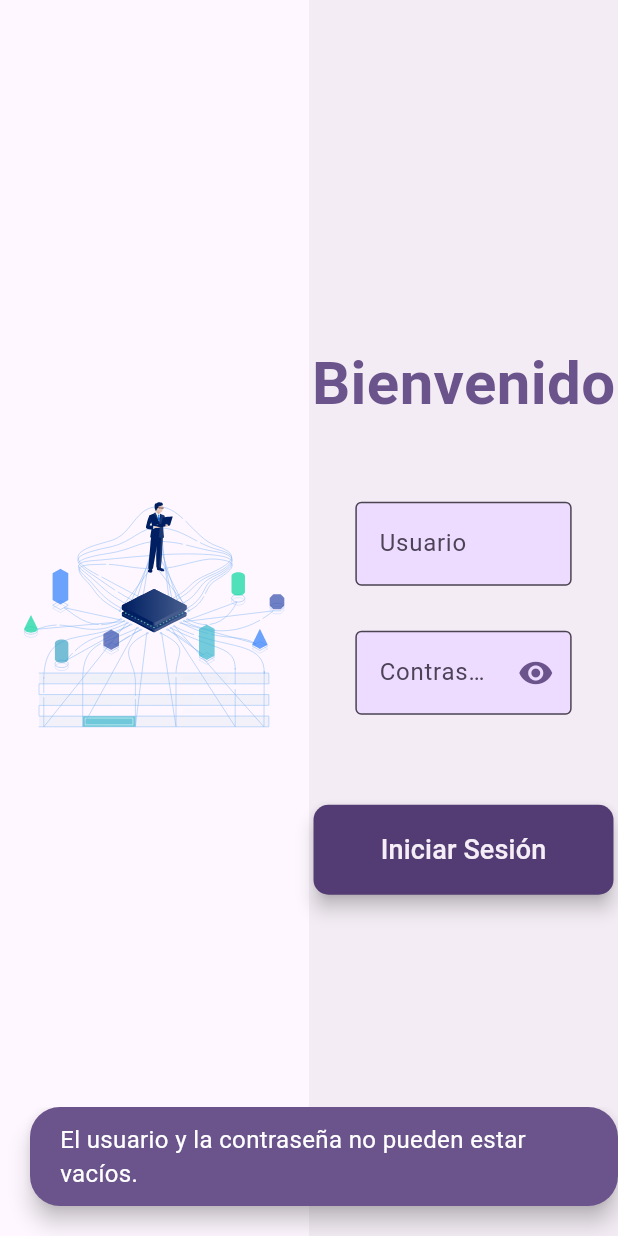
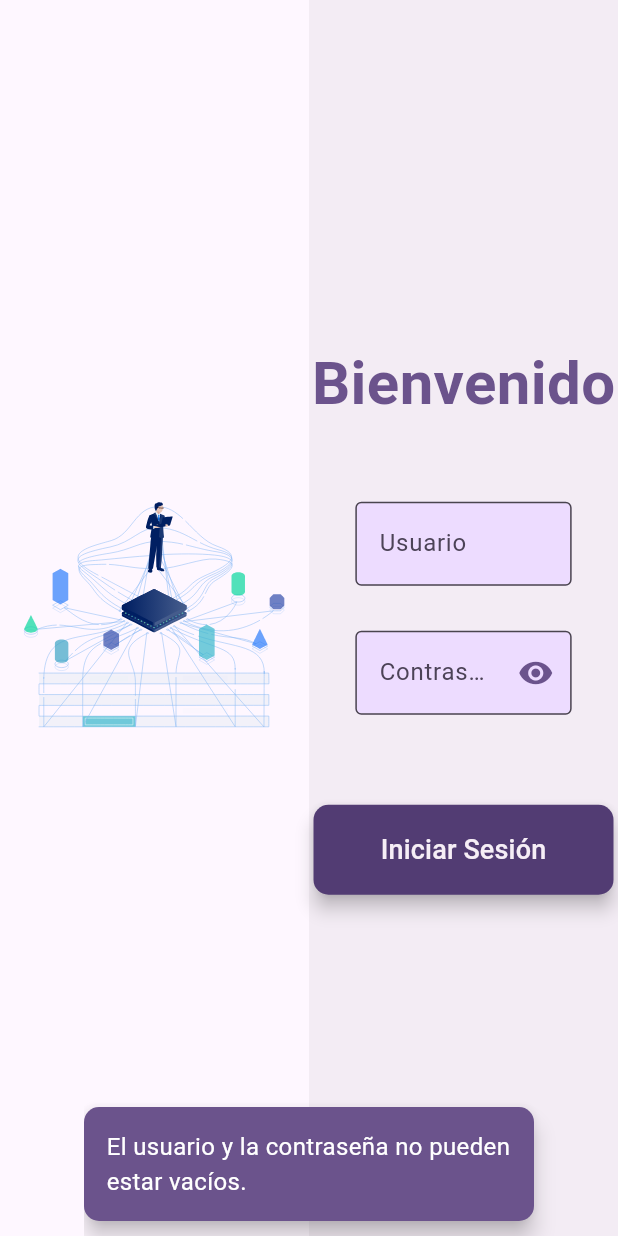
Before and after one commit to ISC-UPA/2024-3-ISC06-01-Sistema-de-Inventario, a Flutter app: the LoginDesktopLayout screen opened directly with empty values, after a tap on "Iniciar Sesión", on a phone screen of 412 x 824 dp. Run offline on Flutter 3.47's test engine with Material 3 defaults, Android fonts, the light colour scheme and no system bars; our stand-ins replace lottie, shared_preferences; missing offline and left inert: dartdap; accounts and stored records are empty.

Commit message:
Se modifico el SankeBar para tener diferentes tamaños en escritorio y en telefonos

```diff
--- a/frontend/lib/widgets/snake_bar.dart
+++ b/frontend/lib/widgets/snake_bar.dart
@@ -9,18 +9,21 @@ class CustomSnackBar {
 
       final color = Theme.of(context).colorScheme;
 
+      // Determina si es un dispositivo móvil o de escritorio
+      final isMobile = MediaQuery.of(context).size.width < 600; // Puedes ajustar este valor según tus necesidades
+
       final snackBar = SnackBar(
+        width: isMobile ? 300 : 450, // 50% del ancho para móvil o 400px para escritorio
         content: Text(
           message,
           style: const TextStyle(fontSize: 16, color: Colors.white),
         ),
         backgroundColor: color.primary,
         shape: RoundedRectangleBorder(
-          borderRadius: BorderRadius.circular(20),
+          borderRadius: BorderRadius.circular(10),
         ),
         behavior: SnackBarBehavior.floating,
-        margin: const EdgeInsets.only(left: 20, bottom: 20), // Ajuste para que aparezca en la esquina inferior izquierda
-        padding: const EdgeInsets.symmetric(horizontal: 20, vertical: 10), // Padding para un mejor ajuste del texto
+        padding: const EdgeInsets.symmetric(horizontal: 15, vertical: 15), // Padding para un mejor ajuste del texto
         duration: const Duration(seconds: 3),
       );
 
```
